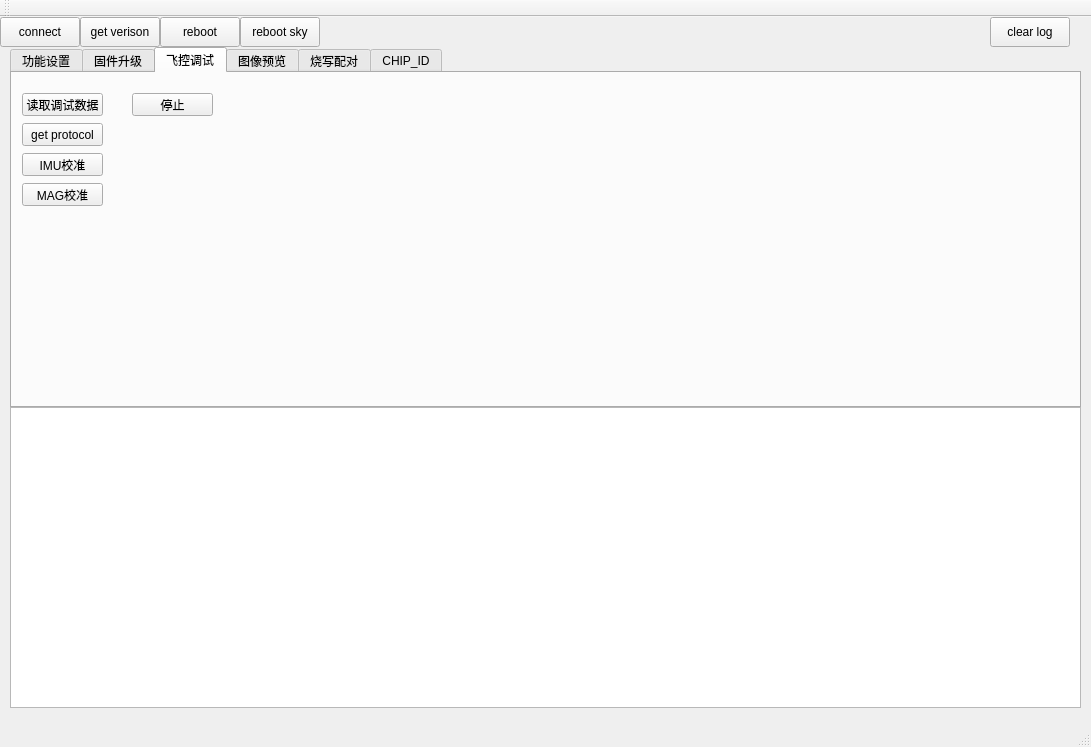
Before: the Qt Designer form QCoolDownlaod.ui in flyiscool/QCoolDownloader, drawn with Qt 5.
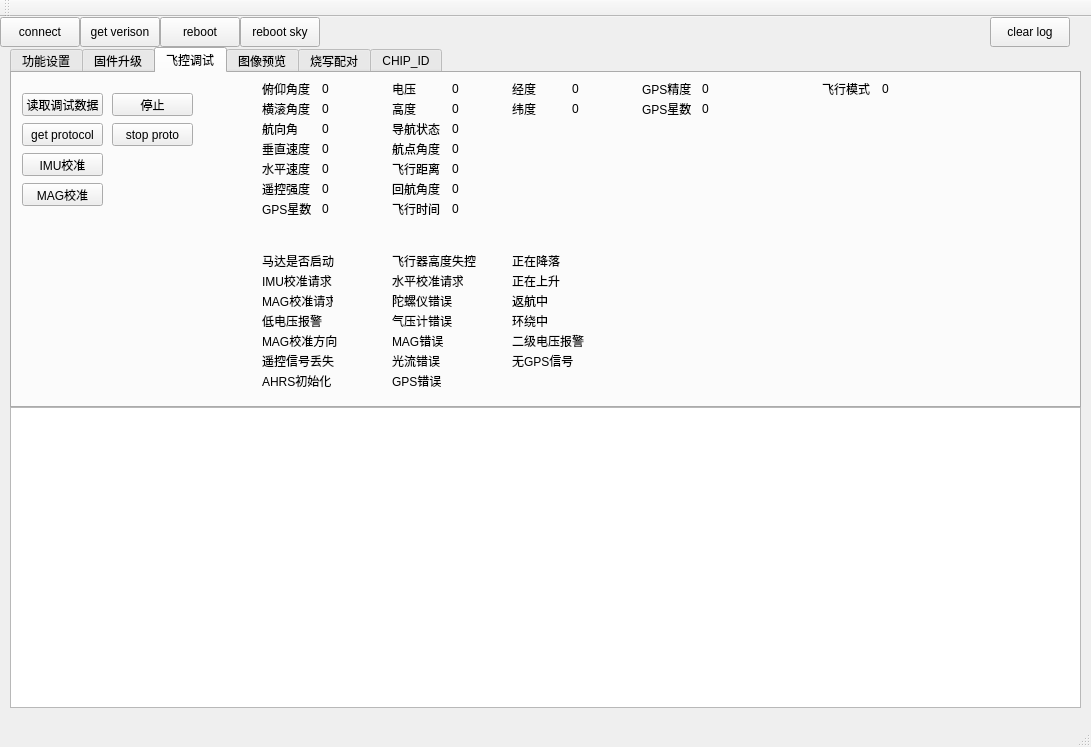
After: the same form once the commit is applied. The open tabs and pages were chosen to show the change.

```diff
--- a/QCoolDownlaod.ui
+++ b/QCoolDownlaod.ui
@@ -191,7 +191,7 @@
      <widget class="QPushButton" name="bt_flydebugstop">
       <property name="geometry">
        <rect>
-        <x>120</x>
+        <x>100</x>
         <y>20</y>
         <width>81</width>
         <height>23</height>
@@ -240,6 +240,773 @@
        <string>MAG校准</string>
       </property>
      </widget>
+     <widget class="QLabel" name="label_ATTpitch">
+      <property name="geometry">
+       <rect>
+        <x>250</x>
+        <y>10</y>
+        <width>54</width>
+        <height>12</height>
+       </rect>
+      </property>
+      <property name="text">
+       <string>俯仰角度</string>
+      </property>
+     </widget>
+     <widget class="QLabel" name="label_ATTroll">
+      <property name="geometry">
+       <rect>
+        <x>250</x>
+        <y>30</y>
+        <width>54</width>
+        <height>12</height>
+       </rect>
+      </property>
+      <property name="text">
+       <string>横滚角度</string>
+      </property>
+     </widget>
+     <widget class="QLabel" name="label_ATTpitch_value">
+      <property name="geometry">
+       <rect>
+        <x>310</x>
+        <y>10</y>
+        <width>54</width>
+        <height>12</height>
+       </rect>
+      </property>
+      <property name="text">
+       <string>0</string>
+      </property>
+     </widget>
+     <widget class="QLabel" name="label_ATTroll_value">
+      <property name="geometry">
+       <rect>
+        <x>310</x>
+        <y>30</y>
+        <width>54</width>
+        <height>12</height>
+       </rect>
+      </property>
+      <property name="text">
+       <string>0</string>
+      </property>
+     </widget>
+     <widget class="QLabel" name="label_Flyspeed_value">
+      <property name="geometry">
+       <rect>
+        <x>310</x>
+        <y>90</y>
+        <width>54</width>
+        <height>12</height>
+       </rect>
+      </property>
+      <property name="text">
+       <string>0</string>
+      </property>
+     </widget>
+     <widget class="QLabel" name="label_Flyspeed">
+      <property name="geometry">
+       <rect>
+        <x>250</x>
+        <y>90</y>
+        <width>54</width>
+        <height>12</height>
+       </rect>
+      </property>
+      <property name="text">
+       <string>水平速度</string>
+      </property>
+     </widget>
+     <widget class="QLabel" name="label_Voltage">
+      <property name="geometry">
+       <rect>
+        <x>380</x>
+        <y>10</y>
+        <width>54</width>
+        <height>12</height>
+       </rect>
+      </property>
+      <property name="text">
+       <string>电压</string>
+      </property>
+     </widget>
+     <widget class="QLabel" name="label_Voltage_value">
+      <property name="geometry">
+       <rect>
+        <x>440</x>
+        <y>10</y>
+        <width>54</width>
+        <height>12</height>
+       </rect>
+      </property>
+      <property name="text">
+       <string>0</string>
+      </property>
+     </widget>
+     <widget class="QLabel" name="label_Vspeed">
+      <property name="geometry">
+       <rect>
+        <x>250</x>
+        <y>70</y>
+        <width>54</width>
+        <height>12</height>
+       </rect>
+      </property>
+      <property name="text">
+       <string>垂直速度</string>
+      </property>
+     </widget>
+     <widget class="QLabel" name="label_Vspeed_value">
+      <property name="geometry">
+       <rect>
+        <x>310</x>
+        <y>70</y>
+        <width>54</width>
+        <height>12</height>
+       </rect>
+      </property>
+      <property name="text">
+       <string>0</string>
+      </property>
+     </widget>
+     <widget class="QLabel" name="label_VDOP_value">
+      <property name="geometry">
+       <rect>
+        <x>690</x>
+        <y>10</y>
+        <width>54</width>
+        <height>12</height>
+       </rect>
+      </property>
+      <property name="text">
+       <string>0</string>
+      </property>
+     </widget>
+     <widget class="QLabel" name="label_VDOP">
+      <property name="geometry">
+       <rect>
+        <x>630</x>
+        <y>10</y>
+        <width>54</width>
+        <height>12</height>
+       </rect>
+      </property>
+      <property name="text">
+       <string>GPS精度</string>
+      </property>
+     </widget>
+     <widget class="QLabel" name="label_rxRssi">
+      <property name="geometry">
+       <rect>
+        <x>250</x>
+        <y>110</y>
+        <width>54</width>
+        <height>12</height>
+       </rect>
+      </property>
+      <property name="text">
+       <string>遥控强度</string>
+      </property>
+     </widget>
+     <widget class="QLabel" name="label_Vspeed_4">
+      <property name="geometry">
+       <rect>
+        <x>630</x>
+        <y>30</y>
+        <width>54</width>
+        <height>12</height>
+       </rect>
+      </property>
+      <property name="text">
+       <string>GPS星数</string>
+      </property>
+     </widget>
+     <widget class="QLabel" name="label_rxRssi_vaule">
+      <property name="geometry">
+       <rect>
+        <x>310</x>
+        <y>110</y>
+        <width>54</width>
+        <height>12</height>
+       </rect>
+      </property>
+      <property name="text">
+       <string>0</string>
+      </property>
+     </widget>
+     <widget class="QLabel" name="label_Vspeed_value_4">
+      <property name="geometry">
+       <rect>
+        <x>690</x>
+        <y>30</y>
+        <width>54</width>
+        <height>12</height>
+       </rect>
+      </property>
+      <property name="text">
+       <string>0</string>
+      </property>
+     </widget>
+     <widget class="QLabel" name="label_FlyMode">
+      <property name="geometry">
+       <rect>
+        <x>810</x>
+        <y>10</y>
+        <width>54</width>
+        <height>12</height>
+       </rect>
+      </property>
+      <property name="text">
+       <string>飞行模式</string>
+      </property>
+     </widget>
+     <widget class="QLabel" name="label_IsMotoUnlock">
+      <property name="geometry">
+       <rect>
+        <x>250</x>
+        <y>180</y>
+        <width>81</width>
+        <height>16</height>
+       </rect>
+      </property>
+      <property name="text">
+       <string>马达是否启动</string>
+      </property>
+     </widget>
+     <widget class="QLabel" name="label_IsImuCalReq">
+      <property name="geometry">
+       <rect>
+        <x>250</x>
+        <y>200</y>
+        <width>71</width>
+        <height>16</height>
+       </rect>
+      </property>
+      <property name="text">
+       <string>IMU校准请求</string>
+      </property>
+     </widget>
+     <widget class="QLabel" name="label_IsMagCalReq">
+      <property name="geometry">
+       <rect>
+        <x>250</x>
+        <y>220</y>
+        <width>71</width>
+        <height>16</height>
+       </rect>
+      </property>
+      <property name="text">
+       <string>MAG校准请求</string>
+      </property>
+     </widget>
+     <widget class="QLabel" name="label_IsLowVoltage">
+      <property name="geometry">
+       <rect>
+        <x>250</x>
+        <y>240</y>
+        <width>71</width>
+        <height>16</height>
+       </rect>
+      </property>
+      <property name="text">
+       <string>低电压报警</string>
+      </property>
+     </widget>
+     <widget class="QLabel" name="label_MagCalState">
+      <property name="geometry">
+       <rect>
+        <x>250</x>
+        <y>260</y>
+        <width>81</width>
+        <height>16</height>
+       </rect>
+      </property>
+      <property name="text">
+       <string>MAG校准方向</string>
+      </property>
+     </widget>
+     <widget class="QLabel" name="label_RcIsFailed">
+      <property name="geometry">
+       <rect>
+        <x>250</x>
+        <y>280</y>
+        <width>81</width>
+        <height>16</height>
+       </rect>
+      </property>
+      <property name="text">
+       <string>遥控信号丢失</string>
+      </property>
+     </widget>
+     <widget class="QLabel" name="label_IsAhrsRst">
+      <property name="geometry">
+       <rect>
+        <x>250</x>
+        <y>300</y>
+        <width>91</width>
+        <height>16</height>
+       </rect>
+      </property>
+      <property name="text">
+       <string>AHRS初始化</string>
+      </property>
+     </widget>
+     <widget class="QLabel" name="label_Vspeed_value_5">
+      <property name="geometry">
+       <rect>
+        <x>440</x>
+        <y>50</y>
+        <width>54</width>
+        <height>12</height>
+       </rect>
+      </property>
+      <property name="text">
+       <string>0</string>
+      </property>
+     </widget>
+     <widget class="QLabel" name="label_navState">
+      <property name="geometry">
+       <rect>
+        <x>380</x>
+        <y>50</y>
+        <width>54</width>
+        <height>12</height>
+       </rect>
+      </property>
+      <property name="text">
+       <string>导航状态</string>
+      </property>
+     </widget>
+     <widget class="QLabel" name="label_Altitude_value">
+      <property name="geometry">
+       <rect>
+        <x>440</x>
+        <y>30</y>
+        <width>54</width>
+        <height>12</height>
+       </rect>
+      </property>
+      <property name="text">
+       <string>0</string>
+      </property>
+     </widget>
+     <widget class="QLabel" name="label_Altitude">
+      <property name="geometry">
+       <rect>
+        <x>380</x>
+        <y>30</y>
+        <width>54</width>
+        <height>12</height>
+       </rect>
+      </property>
+      <property name="text">
+       <string>高度</string>
+      </property>
+     </widget>
+     <widget class="QLabel" name="label_GpsHead_value">
+      <property name="geometry">
+       <rect>
+        <x>440</x>
+        <y>70</y>
+        <width>54</width>
+        <height>12</height>
+       </rect>
+      </property>
+      <property name="text">
+       <string>0</string>
+      </property>
+     </widget>
+     <widget class="QLabel" name="label_GpsHead">
+      <property name="geometry">
+       <rect>
+        <x>380</x>
+        <y>70</y>
+        <width>54</width>
+        <height>12</height>
+       </rect>
+      </property>
+      <property name="text">
+       <string>航点角度</string>
+      </property>
+     </widget>
+     <widget class="QLabel" name="label_ATTYaw_value">
+      <property name="geometry">
+       <rect>
+        <x>310</x>
+        <y>50</y>
+        <width>54</width>
+        <height>12</height>
+       </rect>
+      </property>
+      <property name="text">
+       <string>0</string>
+      </property>
+     </widget>
+     <widget class="QLabel" name="label_ATTYaw">
+      <property name="geometry">
+       <rect>
+        <x>250</x>
+        <y>50</y>
+        <width>54</width>
+        <height>12</height>
+       </rect>
+      </property>
+      <property name="text">
+       <string>航向角</string>
+      </property>
+     </widget>
+     <widget class="QLabel" name="label_HomeDistance_value">
+      <property name="geometry">
+       <rect>
+        <x>440</x>
+        <y>90</y>
+        <width>54</width>
+        <height>12</height>
+       </rect>
+      </property>
+      <property name="text">
+       <string>0</string>
+      </property>
+     </widget>
+     <widget class="QLabel" name="label_HomeDistance">
+      <property name="geometry">
+       <rect>
+        <x>380</x>
+        <y>90</y>
+        <width>54</width>
+        <height>12</height>
+       </rect>
+      </property>
+      <property name="text">
+       <string>飞行距离</string>
+      </property>
+     </widget>
+     <widget class="QLabel" name="label_HomeHead_value">
+      <property name="geometry">
+       <rect>
+        <x>440</x>
+        <y>110</y>
+        <width>54</width>
+        <height>12</height>
+       </rect>
+      </property>
+      <property name="text">
+       <string>0</string>
+      </property>
+     </widget>
+     <widget class="QLabel" name="label_HomeHead">
+      <property name="geometry">
+       <rect>
+        <x>380</x>
+        <y>110</y>
+        <width>54</width>
+        <height>12</height>
+       </rect>
+      </property>
+      <property name="text">
+       <string>回航角度</string>
+      </property>
+     </widget>
+     <widget class="QLabel" name="label_FlyTime_Sec_value">
+      <property name="geometry">
+       <rect>
+        <x>440</x>
+        <y>130</y>
+        <width>54</width>
+        <height>12</height>
+       </rect>
+      </property>
+      <property name="text">
+       <string>0</string>
+      </property>
+     </widget>
+     <widget class="QLabel" name="label_FlyTime_Sec">
+      <property name="geometry">
+       <rect>
+        <x>380</x>
+        <y>130</y>
+        <width>54</width>
+        <height>12</height>
+       </rect>
+      </property>
+      <property name="text">
+       <string>飞行时间</string>
+      </property>
+     </widget>
+     <widget class="QLabel" name="label_GPSNum_value">
+      <property name="geometry">
+       <rect>
+        <x>310</x>
+        <y>130</y>
+        <width>54</width>
+        <height>12</height>
+       </rect>
+      </property>
+      <property name="text">
+       <string>0</string>
+      </property>
+     </widget>
+     <widget class="QLabel" name="label_GPSNum">
+      <property name="geometry">
+       <rect>
+        <x>250</x>
+        <y>130</y>
+        <width>54</width>
+        <height>12</height>
+       </rect>
+      </property>
+      <property name="text">
+       <string>GPS星数</string>
+      </property>
+     </widget>
+     <widget class="QLabel" name="label_Lon">
+      <property name="geometry">
+       <rect>
+        <x>500</x>
+        <y>10</y>
+        <width>54</width>
+        <height>12</height>
+       </rect>
+      </property>
+      <property name="text">
+       <string>经度</string>
+      </property>
+     </widget>
+     <widget class="QLabel" name="label_Lon_value">
+      <property name="geometry">
+       <rect>
+        <x>560</x>
+        <y>10</y>
+        <width>54</width>
+        <height>12</height>
+       </rect>
+      </property>
+      <property name="text">
+       <string>0</string>
+      </property>
+     </widget>
+     <widget class="QLabel" name="label_Lat">
+      <property name="geometry">
+       <rect>
+        <x>500</x>
+        <y>30</y>
+        <width>54</width>
+        <height>12</height>
+       </rect>
+      </property>
+      <property name="text">
+       <string>纬度</string>
+      </property>
+     </widget>
+     <widget class="QLabel" name="label_Lat_value">
+      <property name="geometry">
+       <rect>
+        <x>560</x>
+        <y>30</y>
+        <width>54</width>
+        <height>12</height>
+       </rect>
+      </property>
+      <property name="text">
+       <string>0</string>
+      </property>
+     </widget>
+     <widget class="QLabel" name="label_MagFailed">
+      <property name="geometry">
+       <rect>
+        <x>380</x>
+        <y>260</y>
+        <width>81</width>
+        <height>16</height>
+       </rect>
+      </property>
+      <property name="text">
+       <string>MAG错误</string>
+      </property>
+     </widget>
+     <widget class="QLabel" name="label_BarometerFailed">
+      <property name="geometry">
+       <rect>
+        <x>380</x>
+        <y>240</y>
+        <width>71</width>
+        <height>16</height>
+       </rect>
+      </property>
+      <property name="text">
+       <string>气压计错误</string>
+      </property>
+     </widget>
+     <widget class="QLabel" name="label_IsAltFailed">
+      <property name="geometry">
+       <rect>
+        <x>380</x>
+        <y>180</y>
+        <width>91</width>
+        <height>16</height>
+       </rect>
+      </property>
+      <property name="text">
+       <string>飞行器高度失控</string>
+      </property>
+     </widget>
+     <widget class="QLabel" name="label_GpsFailed">
+      <property name="geometry">
+       <rect>
+        <x>380</x>
+        <y>300</y>
+        <width>91</width>
+        <height>16</height>
+       </rect>
+      </property>
+      <property name="text">
+       <string>GPS错误</string>
+      </property>
+     </widget>
+     <widget class="QLabel" name="label_GyroFailed">
+      <property name="geometry">
+       <rect>
+        <x>380</x>
+        <y>220</y>
+        <width>71</width>
+        <height>16</height>
+       </rect>
+      </property>
+      <property name="text">
+       <string>陀螺仪错误</string>
+      </property>
+     </widget>
+     <widget class="QLabel" name="label_IsAccCalReq">
+      <property name="geometry">
+       <rect>
+        <x>380</x>
+        <y>200</y>
+        <width>71</width>
+        <height>16</height>
+       </rect>
+      </property>
+      <property name="text">
+       <string>水平校准请求</string>
+      </property>
+     </widget>
+     <widget class="QLabel" name="label_OptFlowFailed">
+      <property name="geometry">
+       <rect>
+        <x>380</x>
+        <y>280</y>
+        <width>81</width>
+        <height>16</height>
+       </rect>
+      </property>
+      <property name="text">
+       <string>光流错误</string>
+      </property>
+     </widget>
+     <widget class="QLabel" name="label_IsLowVtg2">
+      <property name="geometry">
+       <rect>
+        <x>500</x>
+        <y>260</y>
+        <width>81</width>
+        <height>16</height>
+       </rect>
+      </property>
+      <property name="text">
+       <string>二级电压报警</string>
+      </property>
+     </widget>
+     <widget class="QLabel" name="label_isCircleFly">
+      <property name="geometry">
+       <rect>
+        <x>500</x>
+        <y>240</y>
+        <width>71</width>
+        <height>16</height>
+       </rect>
+      </property>
+      <property name="text">
+       <string>环绕中</string>
+      </property>
+     </widget>
+     <widget class="QLabel" name="label_isLanding">
+      <property name="geometry">
+       <rect>
+        <x>500</x>
+        <y>180</y>
+        <width>54</width>
+        <height>16</height>
+       </rect>
+      </property>
+      <property name="text">
+       <string>正在降落</string>
+      </property>
+     </widget>
+     <widget class="QLabel" name="label_isReturn">
+      <property name="geometry">
+       <rect>
+        <x>500</x>
+        <y>220</y>
+        <width>71</width>
+        <height>16</height>
+       </rect>
+      </property>
+      <property name="text">
+       <string>返航中</string>
+      </property>
+     </widget>
+     <widget class="QLabel" name="label_isUping">
+      <property name="geometry">
+       <rect>
+        <x>500</x>
+        <y>200</y>
+        <width>71</width>
+        <height>16</height>
+       </rect>
+      </property>
+      <property name="text">
+       <string>正在上升</string>
+      </property>
+     </widget>
+     <widget class="QLabel" name="label_Tip_NOGPS">
+      <property name="geometry">
+       <rect>
+        <x>500</x>
+        <y>280</y>
+        <width>81</width>
+        <height>16</height>
+       </rect>
+      </property>
+      <property name="text">
+       <string>无GPS信号</string>
+      </property>
+     </widget>
+     <widget class="QLabel" name="label_FlyMode_value">
+      <property name="geometry">
+       <rect>
+        <x>870</x>
+        <y>10</y>
+        <width>54</width>
+        <height>12</height>
+       </rect>
+      </property>
+      <property name="text">
+       <string>0</string>
+      </property>
+     </widget>
+     <widget class="QPushButton" name="bt_cf_protocol_stop">
+      <property name="geometry">
+       <rect>
+        <x>100</x>
+        <y>50</y>
+        <width>81</width>
+        <height>23</height>
+       </rect>
+      </property>
+      <property name="text">
+       <string>stop proto</string>
+      </property>
+     </widget>
     </widget>
     <widget class="QWidget" name="tab_2">
      <attribute name="title">
```
Left out of the diff: 2 changed lines with no effect on the pictures.
